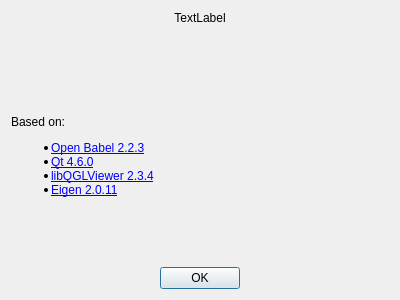
Above: Sources/AboutDialog.ui from xMoad/qdalton before the change. Below: the same form after it.
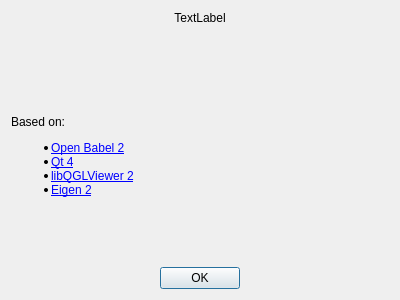
That is the form after the change. Icons and pictures are not drawn.

Diff of the .ui file:
```diff
--- a/Sources/AboutDialog.ui
+++ b/Sources/AboutDialog.ui
@@ -47,10 +47,10 @@
        <property name="text">
         <string>Based on:
 &lt;ul&gt;
-  &lt;li&gt;&lt;a href=&quot;http://openbabel.org&quot;&gt;Open Babel 2.2.3&lt;/a&gt;&lt;/li&gt;
-  &lt;li&gt;&lt;a href=&quot;http://qt.nokia.com&quot;&gt;Qt 4.6.0&lt;/a&gt;&lt;/li&gt;
-  &lt;li&gt;&lt;a href=&quot;http://www.libqglviewer.com&quot;&gt;libQGLViewer 2.3.4&lt;/a&gt;&lt;/li&gt;
-  &lt;li&gt;&lt;a href=&quot;http://eigen.tuxfamily.org&quot;&gt;Eigen 2.0.11&lt;/a&gt;&lt;/li&gt;
+  &lt;li&gt;&lt;a href=&quot;http://openbabel.org&quot;&gt;Open Babel 2&lt;/a&gt;&lt;/li&gt;
+  &lt;li&gt;&lt;a href=&quot;http://qt.nokia.com&quot;&gt;Qt 4&lt;/a&gt;&lt;/li&gt;
+  &lt;li&gt;&lt;a href=&quot;http://www.libqglviewer.com&quot;&gt;libQGLViewer 2&lt;/a&gt;&lt;/li&gt;
+  &lt;li&gt;&lt;a href=&quot;http://eigen.tuxfamily.org&quot;&gt;Eigen 2&lt;/a&gt;&lt;/li&gt;
 &lt;/ul&gt;</string>
        </property>
        <property name="textFormat">
```
